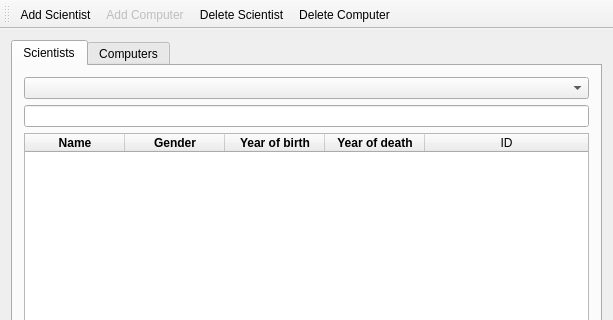
Qt form mainwindow.ui (VLN1-Hopur23/VLN1-Hopur23) before a commit; both pictures show x 0 to 613 and y 0 to 320 of the 613 by 525 pixel window.
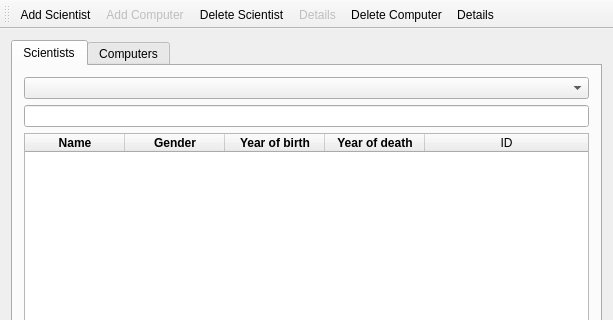
The same form after that commit. Icons and pictures are not drawn.

Commit message: Added Details icon

Diff of the .ui file:
```diff
--- a/mainwindow.ui
+++ b/mainwindow.ui
@@ -260,7 +260,9 @@
    <addaction name="action_add_Scientist"/>
    <addaction name="action_add_Computer"/>
    <addaction name="action_remove_scientist"/>
+   <addaction name="action_details_s"/>
    <addaction name="action_remove_computer"/>
+   <addaction name="action_details_c"/>
   </widget>
   <action name="action_add_Scientist">
    <property name="checkable">
@@ -323,6 +325,9 @@
    </property>
   </action>
   <action name="action_details_s">
+   <property name="enabled">
+    <bool>false</bool>
+   </property>
    <property name="icon">
     <iconset resource="resources.qrc">
      <normaloff>:/icons/images/details.png</normaloff>:/icons/images/details.png</iconset>
```
Left out of the diff: 3 changed lines with no effect on the pictures. The commit also changes 5 other files.
